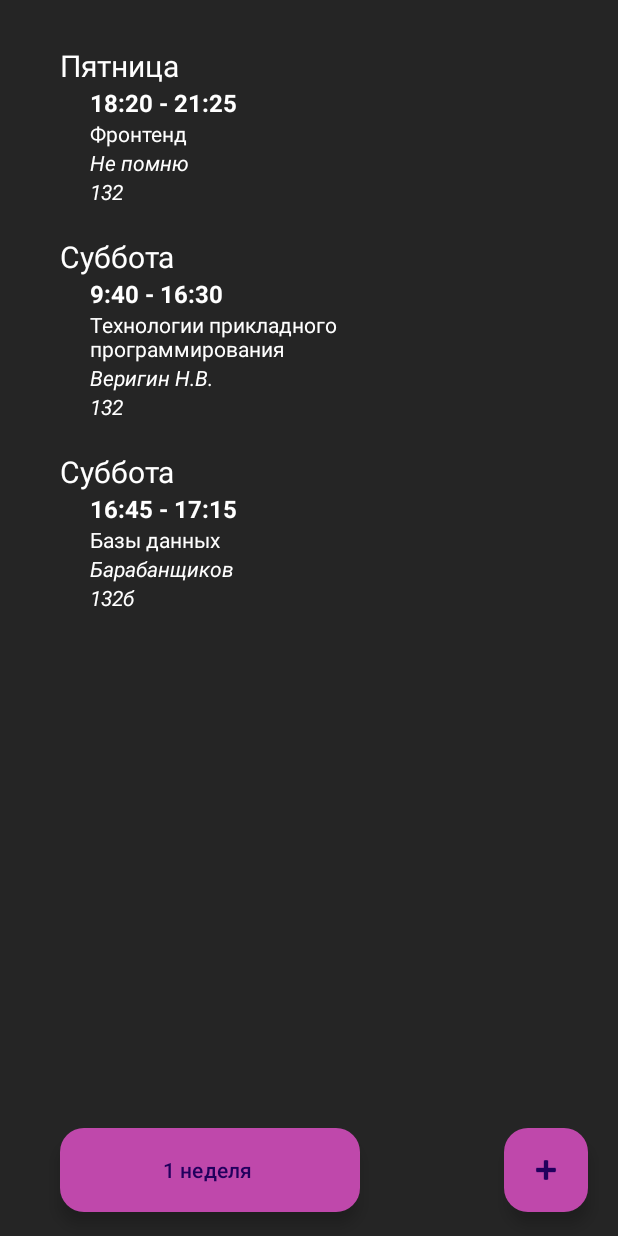
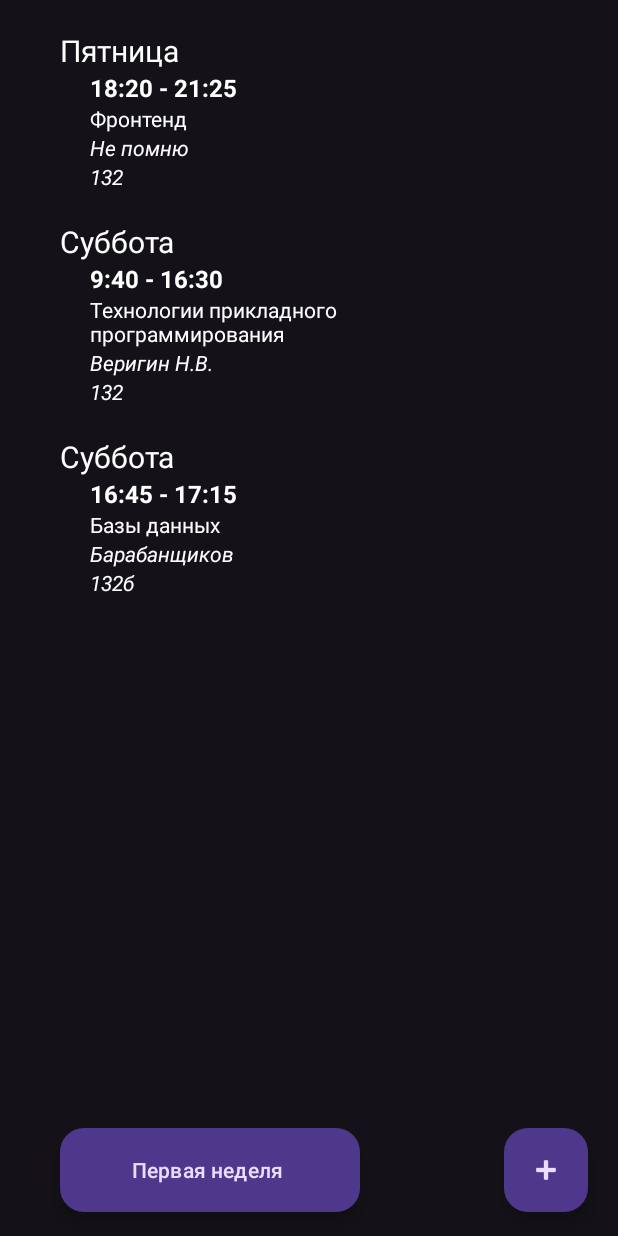
Before and after one commit to ersnick/Schedule, an Android app: the screen it shows after launch (MainActivity), on a phone screen of 412 x 824 dp. Run offline under Robolectric (Android 15) with nearby library versions, the phone set to English and light mode, and no system bars.

Commit message:
add second week

```diff
--- a/app/build.gradle.kts
+++ b/app/build.gradle.kts
@@ -33,6 +33,10 @@ android {
     kotlinOptions {
         jvmTarget = "1.8"
     }
+
+    buildFeatures{
+        viewBinding = true
+    }
 }
 
 dependencies {
--- /dev/null
+++ b/app/src/main/java/com/example/schedule/FirstWeekFragment.kt
@@ -0,0 +1,40 @@
+package com.example.schedule
+
+import android.os.Bundle
+import androidx.fragment.app.Fragment
+import android.view.LayoutInflater
+import android.view.View
+import android.view.ViewGroup
+import androidx.recyclerview.widget.LinearLayoutManager
+import androidx.recyclerview.widget.RecyclerView
+import com.example.schedule.databinding.ActivityMainBinding
+import com.example.schedule.databinding.FragmentFirstWeekBinding
+import androidx.appcompat.app.AppCompatActivity
+
+class FirstWeekFragment : Fragment() {
+    lateinit var binding: FragmentFirstWeekBinding
+    override fun onCreateView(
+        inflater: LayoutInflater, container: ViewGroup?,
+        savedInstanceState: Bundle?
+    ): View? {
+        binding = FragmentFirstWeekBinding.inflate(inflater)
+        return binding.root
+    }
+
+    override fun onViewCreated(view: View, savedInstanceState: Bundle?) {
+        val lessonList: RecyclerView = binding.lessonWeek1List
+        val lessons = arrayListOf<Lesson>()
+
+        lessons.add(Lesson(3, "Фронтенд", "18:20", "21:25", "132", "Практика", "Пятница", "Первая", "Не помню"))
+        lessons.add(Lesson(1, "Технологии прикладного программирования", "9:40", "16:30", "132", "Практика", "Суббота", "Первая", "Веригин Н.В."))
+        lessons.add(Lesson(2, "Базы данных", "16:45", "17:15", "132б", "Лекция", "Суббота", "Первая", "Барабанщиков"))
+
+        lessonList.layoutManager = LinearLayoutManager(lessonList.context)
+        lessonList.adapter = LessonsAdapter(lessons, lessonList.context)
+    }
+
+    companion object {
+
+        @JvmStatic fun newInstance() = FirstWeekFragment()
+    }
+}
--- a/app/src/main/java/com/example/schedule/MainActivity.kt
+++ b/app/src/main/java/com/example/schedule/MainActivity.kt
@@ -2,22 +2,40 @@ package com.example.schedule
 
 import androidx.appcompat.app.AppCompatActivity
 import android.os.Bundle
+import android.view.inputmethod.InputBinding
+import android.widget.Button
 import androidx.recyclerview.widget.LinearLayoutManager
 import androidx.recyclerview.widget.RecyclerView
+import com.example.schedule.databinding.ActivityMainBinding
 
 class MainActivity : AppCompatActivity() {
+    lateinit var binding: ActivityMainBinding
     override fun onCreate(savedInstanceState: Bundle?) {
         super.onCreate(savedInstanceState)
-        setContentView(R.layout.activity_main)
+        binding = ActivityMainBinding.inflate(layoutInflater)
+        setContentView(binding.root)
+        val bChangeWeek: Button = binding.changeWeekButton
 
-        val lessonList: RecyclerView = findViewById(R.id.lessonsList)
-        val lessons = arrayListOf<Lesson>()
+        binding.changeWeekButton.setOnClickListener {
+            if (bChangeWeek.text == "Первая неделя") {
+                supportFragmentManager
+                    .beginTransaction()
+                    .replace(R.id.schedule, SecondWeekFragment.newInstance())
+                    .commit()
+                bChangeWeek.text = "Вторая неделя"
+            }
+            else {
+                supportFragmentManager
+                    .beginTransaction()
+                    .replace(R.id.schedule, FirstWeekFragment.newInstance())
+                    .commit()
+                bChangeWeek.text = "Первая неделя"
+            }
+        }
 
-        lessons.add(Lesson(3, "Фронтенд", "18:20", "21:25", "132", "Практика", "Пятница", "Первая", "Не помню"))
-        lessons.add(Lesson(1, "Технологии прикладного программирования", "9:40", "16:30", "132", "Практика", "Суббота", "Первая", "Веригин Н.В."))
-        lessons.add(Lesson(2, "Базы данных", "16:45", "17:15", "132б", "Лекция", "Суббота", "Первая", "Барабанщиков"))
-
-        lessonList.layoutManager = LinearLayoutManager(this)
-        lessonList.adapter = LessonsAdapter(lessons, this)
+        supportFragmentManager
+            .beginTransaction()
+            .replace(R.id.schedule, FirstWeekFragment.newInstance())
+            .commit()
     }
 }
--- a/app/src/main/res/layout/activity_main.xml
+++ b/app/src/main/res/layout/activity_main.xml
@@ -4,23 +4,24 @@
     xmlns:tools="http://schemas.android.com/tools"
     android:layout_width="match_parent"
     android:layout_height="match_parent"
-    android:background="#252525"
-    tools:context=".MainActivity">
+    tools:context=".MainActivity"
+    android:theme="@android:style/ThemeOverlay.Material.Dark">
 
-    <LinearLayout
-        android:id="@+id/linearLayout3"
-        android:layout_width="409dp"
-        android:layout_height="650dp"
-        android:orientation="vertical"
-        tools:layout_editor_absoluteX="1dp">
-
+    <FrameLayout
+        android:id="@+id/schedule"
+        android:layout_width="match_parent"
+        android:layout_height="match_parent"
+        android:layout_marginHorizontal="20dp"
+        android:layout_marginTop="20dp"
+        android:layout_marginBottom="80dp"
+        app:layout_constraintBottom_toBottomOf="parent"
+        app:layout_constraintEnd_toEndOf="parent"
+        app:layout_constraintTop_toTopOf="parent">
         <androidx.recyclerview.widget.RecyclerView
             android:id="@+id/lessonsList"
             android:layout_width="match_parent"
-            android:layout_height="621dp"
-            android:layout_marginHorizontal="20dp"
-            android:layout_marginVertical="30dp" />
-    </LinearLayout>
+            android:layout_height="match_parent" />
+    </FrameLayout>
 
     <com.google.android.material.floatingactionbutton.ExtendedFloatingActionButton
         android:id="@+id/changeWeekButton"
@@ -30,22 +31,20 @@
         android:layout_marginBottom="16dp"
         android:clickable="true"
         android:src="@android:drawable/ic_input_add"
-        android:text="1 неделя"
-        app:backgroundTint="#BF48AB"
+        android:text="Первая неделя"
         app:layout_constraintBottom_toBottomOf="parent"
-        app:layout_constraintStart_toStartOf="parent" />
+        app:layout_constraintStart_toStartOf="parent"/>
 
     <com.google.android.material.floatingactionbutton.FloatingActionButton
         android:id="@+id/addLessonButton"
-        android:layout_width="wrap_content"
-        android:layout_height="wrap_content"
+        android:layout_width="56dp"
+        android:layout_height="56dp"
         android:layout_marginEnd="20dp"
         android:layout_marginBottom="16dp"
         android:clickable="true"
         android:src="@android:drawable/ic_input_add"
-        app:backgroundTint="#BF48AB"
         app:layout_constraintBottom_toBottomOf="parent"
-        app:layout_constraintEnd_toEndOf="parent" />
-
+        app:layout_constraintEnd_toEndOf="parent"
+        android:contentDescription="TODO" />
 
 </androidx.constraintlayout.widget.ConstraintLayout>
--- /dev/null
+++ b/app/src/main/res/layout/fragment_first_week.xml
@@ -0,0 +1,12 @@
+<?xml version="1.0" encoding="utf-8"?>
+<FrameLayout xmlns:android="http://schemas.android.com/apk/res/android"
+    xmlns:tools="http://schemas.android.com/tools"
+    android:layout_width="match_parent"
+    android:layout_height="match_parent"
+    tools:context=".FirstWeekFragment">
+
+    <androidx.recyclerview.widget.RecyclerView
+        android:id="@+id/lessonWeek1List"
+        android:layout_width="match_parent"
+        android:layout_height="match_parent" />
+</FrameLayout>
--- a/app/src/main/res/values/strings.xml
+++ b/app/src/main/res/values/strings.xml
@@ -1,3 +1,5 @@
 <resources>
     <string name="app_name">Schedule</string>
+    <!-- TODO: Remove or change this placeholder text -->
+    <string name="hello_blank_fragment">Hello blank fragment</string>
 </resources>
--- a/app/src/main/res/values/themes.xml
+++ b/app/src/main/res/values/themes.xml
@@ -1,8 +1,10 @@
 <resources xmlns:tools="http://schemas.android.com/tools">
     <!-- Base application theme. -->
-    <style name="Base.Theme.Schedule" parent="Theme.Material3.DayNight.NoActionBar">
+    <style name="Base.Theme.Schedule" parent="Theme.Material3.Dark.NoActionBar">
         <!-- Customize your light theme here. -->
         <!-- <item name="colorPrimary">@color/my_light_primary</item> -->
+        <item name="android:statusBarColor">@color/m3_sys_color_dark_background</item>
+        <item name="android:windowLightStatusBar">false</item>
     </style>
 
     <style name="Theme.Schedule" parent="Base.Theme.Schedule" />
```
Also changed, not shown: app/src/main/java/com/example/schedule/SecondWeekFragment.kt (added, +23 -0 lines), app/src/main/res/layout/fragment_second_week.xml (added, +14 -0 lines), 2 other files.
